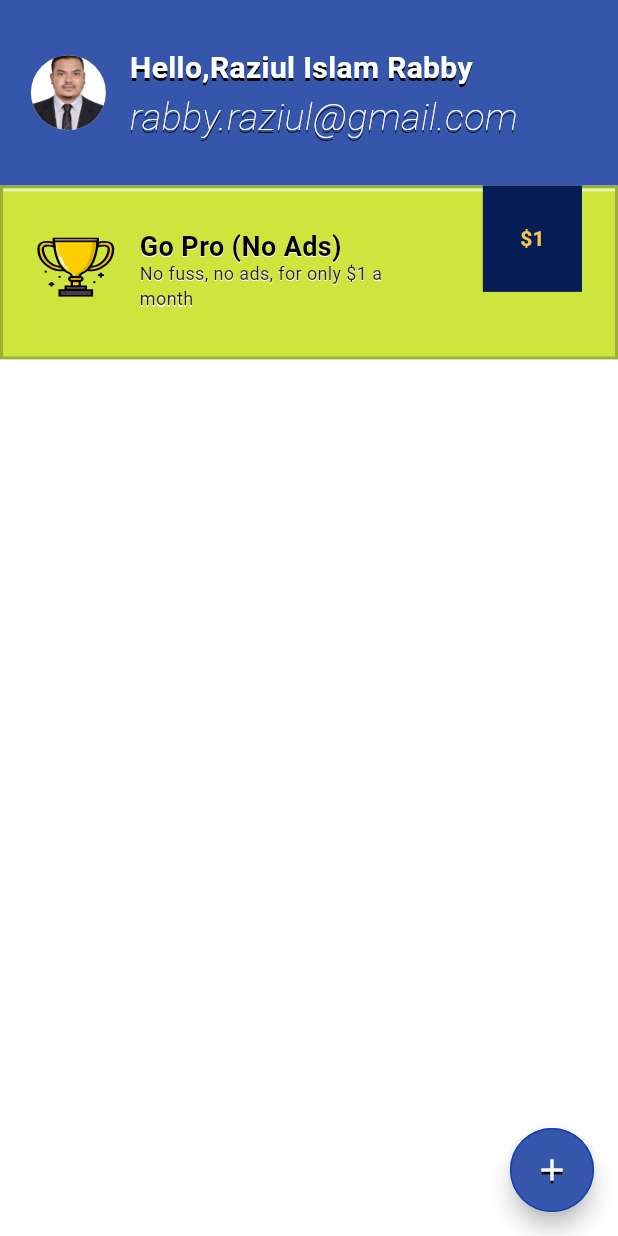
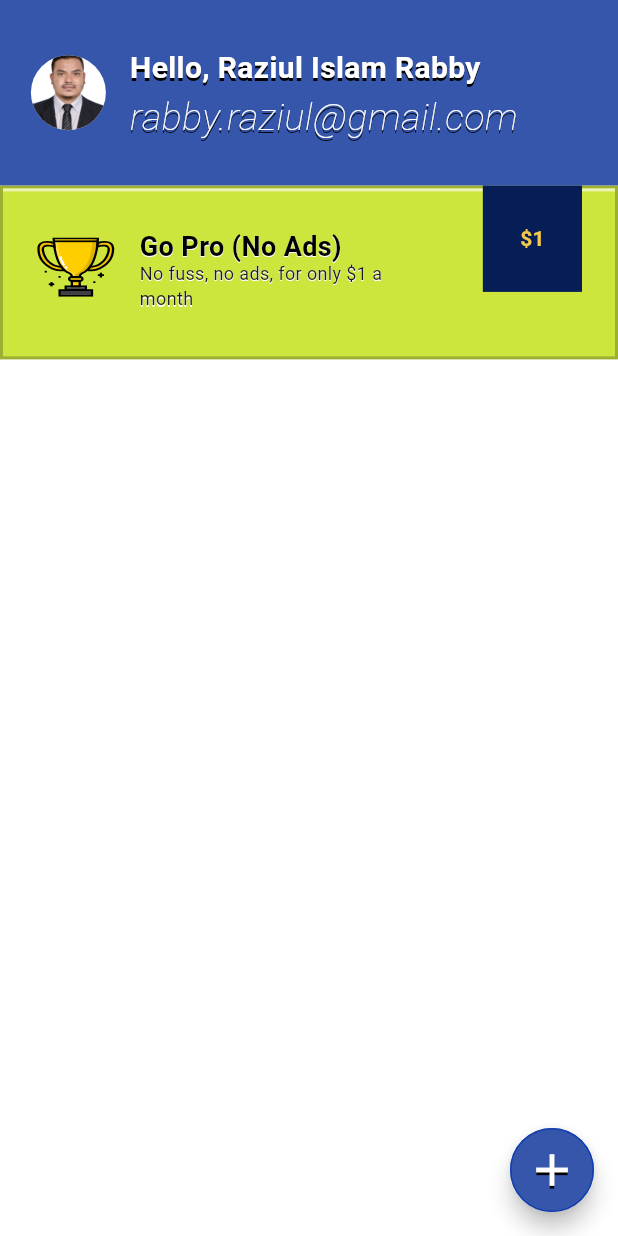
Before and after one commit to Rabby-551/To_Do_App, a Flutter app: the screen it shows after launch, on a phone screen of 412 x 824 dp. Run offline on Flutter 3.47's test engine with Material 3 defaults, Android fonts, the phone set to English and light mode, and no system bars; our stand-ins replace flutter_svg.

Commit message:
floating add button shadow add

```diff
--- a/lib/screens/task_list_screen.dart
+++ b/lib/screens/task_list_screen.dart
@@ -52,7 +52,7 @@ class TaskListScreen extends StatelessWidget {
                     crossAxisAlignment: CrossAxisAlignment.start,
                     children: [
                       Text(
-                        'Hello,Raziul Islam Rabby',
+                        'Hello, Raziul Islam Rabby',
                         style: TextStyle(
                           fontSize: 20,
                           color: Colors.white,
@@ -189,16 +189,34 @@ class TaskListScreen extends StatelessWidget {
           ),
         ],
       ),
-      floatingActionButton: FloatingActionButton(
+      floatingActionButton: Stack(
+        alignment: Alignment.bottomRight,
+        children: [
+          Container(
+            width: 70,
+            height: 70,
+            decoration: BoxDecoration(
+              shape: BoxShape.circle,
+              boxShadow: [
+                BoxShadow(
+                  color: Colors.white.withOpacity(0.8),
+                  blurRadius: 8,
+                  spreadRadius: 1,
+                  offset: const Offset(0, 5),
+                ),
+              ],
+            ),
+          ),
+          FloatingActionButton(
             onPressed: () {
               Navigator.push(
                 context,
-            MaterialPageRoute(builder: (context) => const AddNewTaskScreen()),
+                MaterialPageRoute(
+                  builder: (context) => const AddNewTaskScreen(),
+                ),
               );
             },
-        backgroundColor: const Color(
-          0xff3556AB,
-        ),
+            backgroundColor: const Color(0xff3556AB),
             shape: RoundedRectangleBorder(
               borderRadius: BorderRadius.circular(70),
               side: const BorderSide(
@@ -207,10 +225,12 @@ class TaskListScreen extends StatelessWidget {
             ),
             child: const Icon(
               Icons.add,
-          weight: 36,
+              size: 36,
               color: Colors.white,
-          shadows: [Shadow(color: Color(0xff000000), offset: Offset(0, 2))],
+              shadows: [Shadow(color: Colors.black,offset: Offset(0, 2))],
             ),
+          ),
+        ],
       ),
     );
   }
```
Lines whose indentation alone changed are shown as unchanged.
